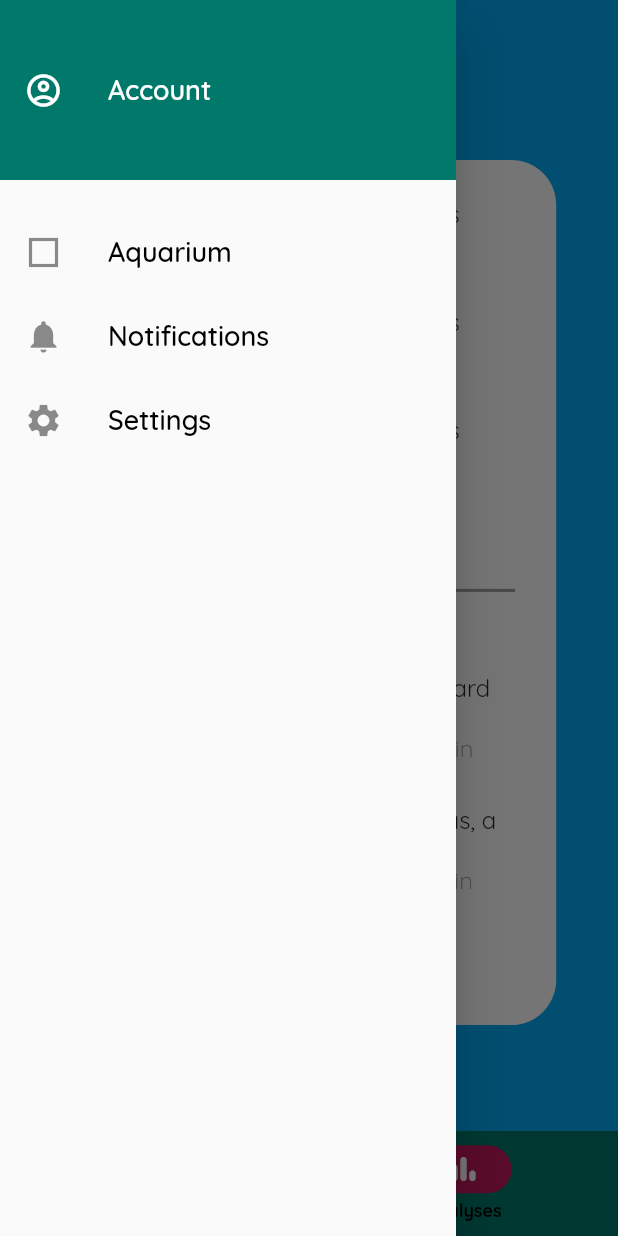
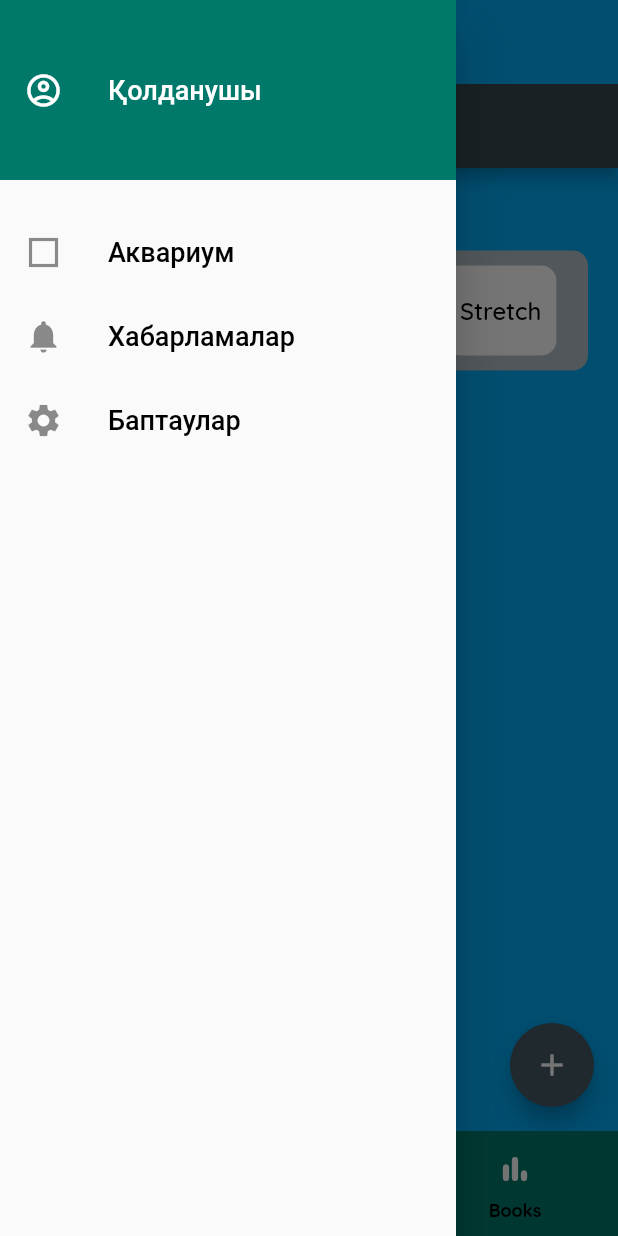
Before and after one commit to assanbayg/triton, a Flutter app: the screen it shows after launch, item 2 of the bottom bar chosen, with the side drawer open, on a phone screen of 412 x 824 dp. Run offline on Flutter 3.47's test engine with Material 2 defaults, Android fonts, the phone set to English and light mode, and no system bars; our stand-ins replace cloud_firestore, firebase_core, percent_indicator; accounts and stored records are empty.

Commit message:
Finish app for pitch

```diff
--- a/lib/screens/analyses.dart
+++ /dev/null
@@ -1,22 +0,0 @@
-import 'package:flutter/material.dart';
-
-class AnalysesPage extends StatelessWidget {
-  static const routeName = '/notifications';
-  const AnalysesPage({super.key});
-
-  @override
-  Widget build(BuildContext context) {
-    return Scaffold(
-      body: SingleChildScrollView(
-        child: Column(
-          children: [
-            Text(
-              'Notifications',
-              style: Theme.of(context).textTheme.headlineSmall,
-            ),
-          ],
-        ),
-      ),
-    );
-  }
-}
--- a/lib/screens/navigation_bar_page.dart
+++ b/lib/screens/navigation_bar_page.dart
@@ -1,9 +1,10 @@
 import 'package:flutter/material.dart';
-import 'package:triton/screens/notifications.dart';
 
 import '../widgets/my_app_bar.dart';
 import '../widgets/main_drawer.dart';
 import './aquarium_page.dart';
+import './todo_page.dart';
+import './books.dart';
 
 class NavigationBarPage extends StatefulWidget {
   static const routeName = '/nav-bar';
@@ -15,9 +16,10 @@ class NavigationBarPage extends StatefulWidget {
 
 class _NavigationBarPageState extends State<NavigationBarPage> {
   var selectedIndex = 0;
-  static const List<Widget> screens = [
-    AquariumPage(),
-    Notifications(),
+  static List<Widget> screens = [
+    const AquariumPage(),
+    TodoPage(),
+    BooksPage(),
   ];
 
   @override
@@ -56,10 +58,17 @@ class _NavigationBarPageState extends State<NavigationBarPage> {
             ),
             NavigationDestination(
               icon: Icon(
+                Icons.check,
+                color: Colors.white,
+              ),
+              label: 'To-Do',
+            ),
+            NavigationDestination(
+              icon: Icon(
                 Icons.bar_chart_rounded,
                 color: Colors.white,
               ),
-              label: 'Analyses',
+              label: 'Books',
             ),
           ],
         ),
--- a/lib/screens/notifications.dart
+++ b/lib/screens/notifications.dart
@@ -53,7 +53,7 @@ class _NotificationsState extends State<Notifications> {
         children: [
           Column(
             children: [
-              Text('Notifications',
+              Text('Хабарламалар',
                   style: Theme.of(context).textTheme.headlineSmall),
               SizedBox(height: mediaQuery.size.height * 0.025),
               Container(
@@ -67,12 +67,9 @@ class _NotificationsState extends State<Notifications> {
                 child: SingleChildScrollView(
                     child: Column(
                   children: [
-                    buildListTile(
-                        'You finished 50 minutes focus!', 'Great job!'),
-                    buildListTile(
-                        'You finished 50 minutes focus!', 'Great job!'),
-                    buildListTile(
-                        'You finished 50 minutes focus!', 'Great job!'),
+                    buildListTile('Сен фокусты көп ұстадың!', 'Керемет!'),
+                    buildListTile('Сен фокусты көп ұстадың!', 'Керемет!'),
+                    buildListTile('Сен фокусты көп ұстадың!', 'Керемет!'),
                     Container(
                       height: 2,
                       width: mediaQuery.size.width / 1.5,
@@ -80,8 +77,8 @@ class _NotificationsState extends State<Notifications> {
                       color: Colors.grey,
                     ),
                     buildAchievmentsTile(
-                        'You are invited to Harvard graduate meeting',
-                        'It is going to be 13.12.23 in Smart Point'),
+                        'Сен Гарвард студентпен кездесуді ұттың!',
+                        'Ол 13.12.23 Smart Point болады'),
                     buildAchievmentsTile(
                         'You unlocked an andrias, a biggest newt',
                         'It is goiing to be added in your aquarium'),
--- /dev/null
+++ b/lib/screens/todo_page.dart
@@ -0,0 +1,176 @@
+import 'package:flutter/material.dart';
+
+class TodoPage extends StatefulWidget {
+  static const routeName = '/to-do';
+  @override
+  _TodoPageState createState() => _TodoPageState();
+}
+
+class _TodoPageState extends State<TodoPage> {
+  List<Task> _tasks = [];
+  List<String> _hourlyTasks = ["Drink water", "Take a break", "Stretch"];
+
+  void _addTask() {
+    showDialog(
+        context: context,
+        builder: (BuildContext context) {
+          String newTaskTitle = '';
+          return AlertDialog(
+            title: const Text("Add New Task"),
+            content: TextField(
+              autofocus: true,
+              decoration: const InputDecoration(
+                hintText: "Task Title",
+              ),
+              onChanged: (value) {
+                newTaskTitle = value;
+              },
+            ),
+            actions: <Widget>[
+              TextButton(
+                child: const Text("CANCEL"),
+                onPressed: () {
+                  Navigator.of(context).pop();
+                },
+              ),
+              TextButton(
+                child: const Text("ADD"),
+                onPressed: () {
+                  setState(() {
+                    _tasks.add(Task(title: newTaskTitle));
+                  });
+                  Navigator.of(context).pop();
+                },
+              ),
+            ],
+          );
+        });
+  }
+
+  void _toggleTask(Task task) {
+    setState(() {
+      task.isCompleted = !task.isCompleted;
+    });
+  }
+
+  @override
+  Widget build(BuildContext context) {
+    return Scaffold(
+      appBar: AppBar(
+        title: const Text("To-Do List"),
+        backgroundColor: Colors.blueGrey[800],
+      ),
+      body: Padding(
+        padding: const EdgeInsets.symmetric(horizontal: 20.0),
+        child: Column(
+          crossAxisAlignment: CrossAxisAlignment.start,
+          children: [
+            const SizedBox(height: 20),
+            Text(
+              "Hourly Tasks",
+              style: TextStyle(
+                fontSize: 20,
+                fontWeight: FontWeight.bold,
+                color: Colors.blueGrey[800],
+              ),
+            ),
+            const SizedBox(height: 10),
+            Container(
+              height: 80,
+              decoration: BoxDecoration(
+                color: Colors.blueGrey[200],
+                borderRadius: BorderRadius.circular(10),
+              ),
+              child: ListView.builder(
+                scrollDirection: Axis.horizontal,
+                itemCount: _hourlyTasks.length,
+                itemBuilder: (BuildContext context, int index) {
+                  return Container(
+                    margin: const EdgeInsets.all(10),
+                    padding: const EdgeInsets.all(10),
+                    alignment: Alignment.center,
+                    decoration: BoxDecoration(
+                      color: Colors.white,
+                      borderRadius: BorderRadius.circular(10),
+                    ),
+                    child: Text(
+                      _hourlyTasks[index],
+                      style: TextStyle(
+                          color: Colors.black, fontWeight: FontWeight.w500),
+                    ),
+                  );
+                },
+              ),
+            ),
+            const SizedBox(height: 20),
+            Text(
+              "Tasks",
+              style: TextStyle(
+                fontSize: 20,
+                fontWeight: FontWeight.bold,
+                color: Colors.blueGrey[800],
+              ),
+            ),
+            const SizedBox(height: 10),
+            Expanded(
+              child: ListView.builder(
+                itemCount: _tasks.length,
+                itemBuilder: (BuildContext context, int index) {
+                  return Dismissible(
+                    key: Key(_tasks[index].title),
+                    direction: DismissDirection.endToStart,
+                    background: Container(
+                      color: Colors.red,
+                      child: const Align(
+                        alignment: Alignment.centerRight,
+                        child: Padding(
+                          padding: EdgeInsets.only(right: 20),
+                          child: Icon(
+                            Icons.delete,
+                            color: Colors.white,
+                          ),
+                        ),
+                      ),
+                    ),
+                    onDismissed: (direction) {
+                      // We don't want to remove hourly tasks
+                      if (!_hourlyTasks.contains(_tasks[index].title)) {
+                        setState(() {
+                          _tasks.removeAt(index);
+                        });
+                      } else {
+                        ScaffoldMessenger.of(context).showSnackBar(
+                            const SnackBar(
+                                content: Text("Cannot delete hourly tasks")));
+                      }
+                    },
+                    child: CheckboxListTile(
+                      title: Text(_tasks[index].title),
+                      value: _tasks[index].isCompleted,
+                      onChanged: (value) {
+                        _toggleTask(_tasks[index]);
+                      },
+                    ),
+                  );
+                },
+              ),
+            ),
+          ],
+        ),
+      ),
+      floatingActionButton: FloatingActionButton(
+        onPressed: _addTask,
+        backgroundColor: Colors.blueGrey[700],
+        tooltip: 'Add Task',
+        child: const Icon(Icons.add),
+      ),
+    );
+  }
+}
+
+class Task {
+  String title;
+  bool isCompleted;
+
+  Task({required this.title, this.isCompleted = false});
+}
--- a/lib/widgets/main_drawer.dart
+++ b/lib/widgets/main_drawer.dart
@@ -26,7 +26,7 @@ class MainDrawer extends StatelessWidget {
           color: Theme.of(context).primaryColor,
           child: ListTile(
             title: const Text(
-              'Account',
+              'Қолданушы',
               style: TextStyle(color: Colors.white),
             ),
             leading: const Icon(
@@ -38,11 +38,11 @@ class MainDrawer extends StatelessWidget {
           ),
         ),
         const SizedBox(height: 20),
-        buildListTile('Aquarium', Icons.check_box_outline_blank_sharp,
+        buildListTile('Аквариум', Icons.check_box_outline_blank_sharp,
             () => Navigator.of(context).pushReplacementNamed('/')),
-        buildListTile('Notifications', Icons.notifications,
+        buildListTile('Хабарламалар', Icons.notifications,
             () => Navigator.of(context).pushNamed(Notifications.routeName)),
-        buildListTile('Settings', Icons.settings, () => null),
+        buildListTile('Баптаулар', Icons.settings, () => null),
       ]),
     );
   }
--- a/lib/widgets/timer_widget.dart
+++ b/lib/widgets/timer_widget.dart
@@ -51,7 +51,7 @@ class _TimerWidgetState extends State<TimerWidget> {
       context: context,
       builder: (BuildContext context) {
         return SimpleDialog(
-          title: const Text('Set Timer Duration'),
+          title: const Text('Уақытты таңдашы'),
           children: [
             Padding(
               padding: const EdgeInsets.all(16.0),
@@ -60,7 +60,7 @@ class _TimerWidgetState extends State<TimerWidget> {
                   TextField(
                     keyboardType: TextInputType.number,
                     decoration: const InputDecoration(
-                      hintText: 'Enter duration in minutes',
+                      hintText: 'Уақытты минутта жазшы',
                     ),
                     onSubmitted: (value) {
                       Navigator.pop(
@@ -72,7 +72,7 @@ class _TimerWidgetState extends State<TimerWidget> {
                     onPressed: () {
                       Navigator.pop(context, _timerDuration);
                     },
-                    child: const Text('Cancel'),
+                    child: const Text('Болдырмау'),
                   ),
                 ],
               ),
--- a/pubspec.yaml
+++ b/pubspec.yaml
@@ -35,6 +35,8 @@ dependencies:
   # The following adds the Cupertino Icons font to your application.
   # Use with the CupertinoIcons class for iOS style icons.
   cupertino_icons: ^1.0.2
+  firebase_core: ^2.7.0
+  cloud_firestore: ^4.4.3
 
 dev_dependencies:
   flutter_test:
@@ -45,6 +47,7 @@ dev_dependencies:
   # activated in the `analysis_options.yaml` file located at the root of your
   # package. See that file for information about deactivating specific lint
   # rules and activating additional ones.
+
   flutter_lints: ^2.0.0
   percent_indicator: ^4.0.1
 
@@ -64,6 +67,7 @@ flutter:
     - assets/images/plants.png
     - assets/images/plant1.png
     - assets/images/plant2.png
+    - assets/images/frog.png
 
   # An image asset can refer to one or more resolution-specific "variants", see
   # https://flutter.dev/assets-and-images/#resolution-aware
```
Also changed, not shown: lib/main.dart (+8 -2 lines), lib/screens/books.dart (added, +32 -0 lines), assets/images/frog.png (added), lib/firebase_options.dart (added), pubspec.lock, 6 other files.
